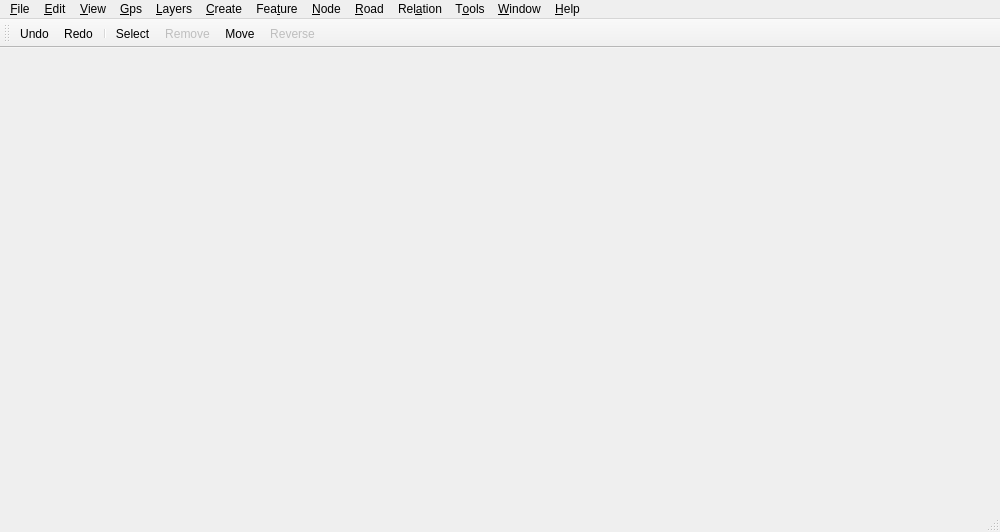
Old version of the form MainWindow.ui in the repository openstreetmap/merkaartor.
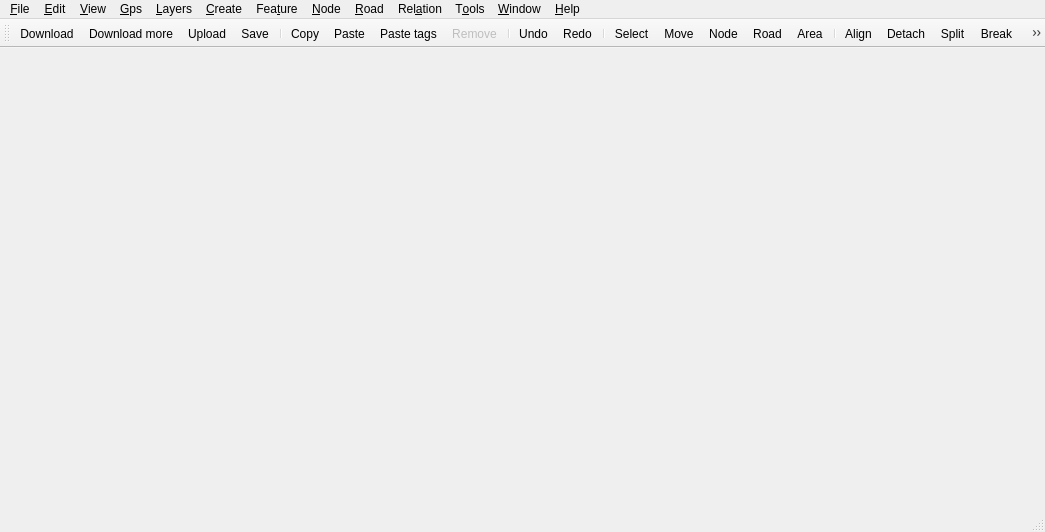
New version of the form. Icons and pictures are not drawn.

Commit message: ADD : More toolbar buttons and icons for actions ADD : Highlight selected interaction mode in the toolbar (closes #1454)

What changed in the file:
```diff
--- a/MainWindow.ui
+++ b/MainWindow.ui
@@ -6,7 +6,7 @@
    <rect>
     <x>0</x>
     <y>0</y>
-    <width>1000</width>
+    <width>1045</width>
     <height>532</height>
    </rect>
   </property>
@@ -23,7 +23,7 @@
     <rect>
      <x>0</x>
      <y>0</y>
-     <width>1000</width>
+     <width>1045</width>
      <height>21</height>
     </rect>
    </property>
@@ -297,13 +297,31 @@
    <attribute name="toolBarBreak">
     <bool>false</bool>
    </attribute>
-   <addaction name="editUndoAction"/>
-   <addaction name="editRedoAction"/>
-   <addaction name="separator"/>
-   <addaction name="editPropertiesAction"/>
-   <addaction name="editRemoveAction"/>
-   <addaction name="editMoveAction"/>
-   <addaction name="editReverseAction"/>
+   <addaction name="fileDownloadAction" />
+   <addaction name="fileDownloadMoreAction" />
+   <addaction name="fileUploadAction" />
+   <addaction name="fileSaveAction" />
+   <addaction name="separator" />
+   <addaction name="editCopyAction" />
+   <addaction name="editPasteFeaturesAction" />
+   <addaction name="editPasteMergeAction" />
+   <addaction name="editRemoveAction" />
+   <addaction name="separator" />
+   <addaction name="editUndoAction" />
+   <addaction name="editRedoAction" />
+   <addaction name="separator" />
+   <addaction name="editPropertiesAction" />
+   <addaction name="editMoveAction" />
+   <addaction name="createNodeAction" />
+   <addaction name="createRoadAction" />
+   <addaction name="createAreaAction" />
+   <addaction name="separator" />
+   <addaction name="nodeAlignAction" />
+   <addaction name="nodeDetachAction" />
+   <addaction name="roadSplitAction" />
+   <addaction name="roadBreakAction" />
+   <addaction name="roadJoinAction" />
+   <addaction name="editReverseAction" />
   </widget>
   <action name="fileQuitAction">
    <property name="text">
@@ -580,8 +598,11 @@
    <property name="text">
     <string>&amp;Break apart</string>
    </property>
-   <property name="toolTip">
-    <string>Road Break apart</string>
+   <property name="iconText" >
+    <string>Break</string>
+   </property>
+   <property name="toolTip" >
+    <string>Break apart connected roads</string>
    </property>
    <property name="shortcut">
     <string>Alt+B</string>
@@ -845,7 +866,13 @@
    <property name="text">
     <string>Paste Tags (&amp;Merge)</string>
    </property>
-   <property name="statusTip">
+   <property name="iconText" >
+    <string>Paste tags</string>
+   </property>
+   <property name="toolTip" >
+    <string>Paste tags from the clipboard (Merge with existing tags)</string>
+   </property>
+   <property name="statusTip" >
     <string>Merge the tags in the clipboard with the ones of the selected feature.</string>
    </property>
    <property name="shortcut">
@@ -866,7 +893,13 @@
    <property name="text">
     <string>Paste Features</string>
    </property>
-   <property name="statusTip">
+   <property name="iconText" >
+    <string>Paste</string>
+   </property>
+   <property name="toolTip" >
+    <string>Paste features from the clipboard</string>
+   </property>
+   <property name="statusTip" >
     <string>Paste the features in the clipboard; If the features'id are already in the document, overwrite them.</string>
    </property>
    <property name="shortcut">
```
Left out of the diff: 274 changed lines with no effect on the pictures. The commit also changes 36 other files.
